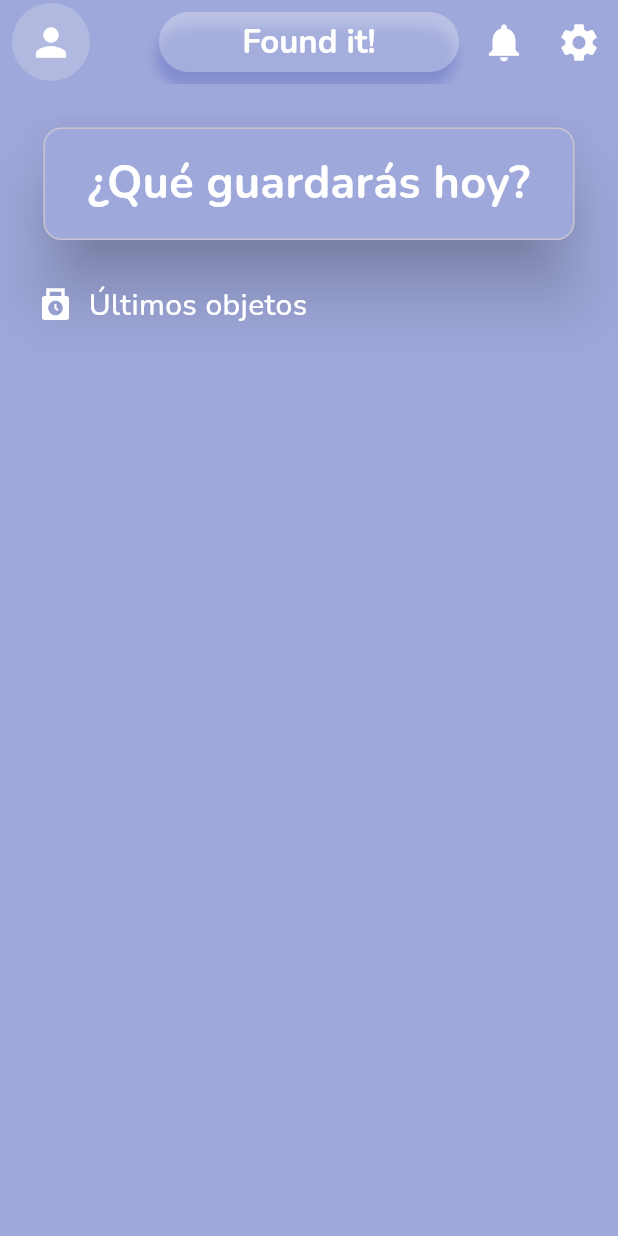
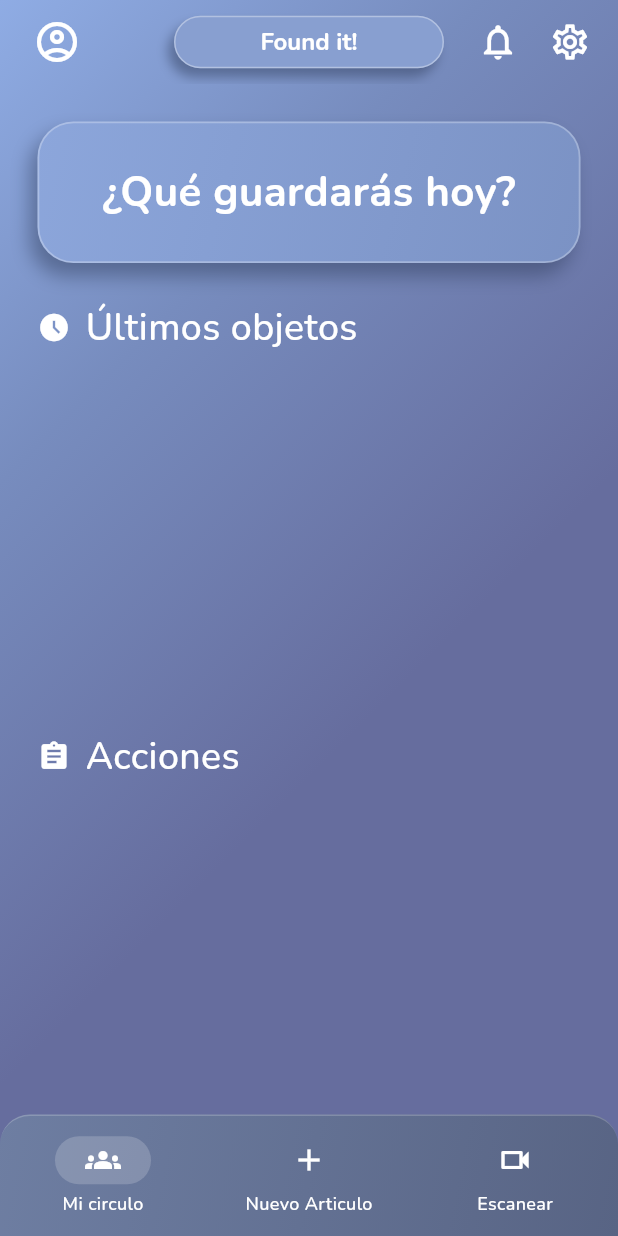
Before and after one commit to LuisSoria15/proyecto_final_flutter, a Flutter app: the screen it shows after launch, on a phone screen of 412 x 824 dp. Run offline on Flutter 3.47's test engine with Material 3 defaults, Android fonts, the phone set to English and light mode, and no system bars; missing offline and left inert: scaffold_gradient_background.

Commit message:
Colores
Se reformulo gran parte del código, pero únicamente para tener colores mas parecidos a los de figma
Se mantuvo tood igual, se uso ayuda de gemini pero para buscar los colores necesarios sin tener que hacer prueba y error

```diff
--- a/lib/screens/log_in_screen.dart
+++ b/lib/screens/log_in_screen.dart
@@ -0,0 +1,11 @@
+import 'package:flutter/material.dart';
+import 'package:scaffold_gradient_background/scaffold_gradient_background.dart';
+
+class MyWidget extends StatelessWidget {
+  const new({super.key});
+
+  @override
+  Widget build(BuildContext context) {
+    return Scaffold();
+  }
+}
--- a/lib/screens/main_screen.dart
+++ b/lib/screens/main_screen.dart
@@ -5,25 +5,64 @@ class MainScreen extends StatelessWidget {
 
   @override
   Widget build(BuildContext context) {
-    return Scaffold(
-      backgroundColor: Colors.indigo.shade200,
+    final Color capaMoradaFigma = const Color(0xFF9E7DFF).withValues(alpha: 0.25);
+
+    return Container(
+      decoration: BoxDecoration(
+
+        gradient: LinearGradient(
+          begin: Alignment.topLeft,
+          stops: const [0.0, 0.39, 0.88],
+          colors: [
+            Color.alphaBlend(capaMoradaFigma, const Color(0xFF8ABCDB)), // 0%
+            Color.alphaBlend(capaMoradaFigma, const Color(0xFF6A91A8)), // 39%
+            Color.alphaBlend(capaMoradaFigma, const Color(0xFF53687E)), // 88%
+          ],
+        ),
+      ),
+      child: Scaffold(
+        backgroundColor: Colors.transparent,
         extendBodyBehindAppBar: false,
-      appBar: miAppBar(), //llama a la funcion miAppBar para crear el appbar
+        appBar: miAppBar(),
 
         body: ListView(
           children: [
             Padding(
-            padding: EdgeInsets.only(left: 25, right: 25, top: 25),
-            child: Card.outlined(
-              elevation: 20,
-              color: Colors.indigo.shade200,
+              padding: const EdgeInsets.only(left: 25, right: 25, top: 25),
+              child: Container(
+                //"¿Qué guardarás hoy?"
+                decoration: BoxDecoration(
+                  gradient: const LinearGradient(
+                    begin: Alignment.topLeft,
+                    end: Alignment.bottomRight,
+                    colors: [
+                      Color(0xFF8CA6DB),
+                      Color(0xFF7B92C4),
+                    ],
+                  ),
+                  borderRadius: BorderRadius.circular(24.0),
+                  border: Border.all(
+                    color: Colors.white.withValues(alpha: 0.28),
+                    width: 1.2,
+                  ),
+                  boxShadow: [
+                    BoxShadow(
+                      color: const Color(0xFF283552).withValues(alpha: 0.45),
+                      blurRadius: 10,
+                      offset: const Offset(-5, 8),
+                    ),
+                  ],
+                ),
+                child: const Card(
+                  elevation: 0,
+                  color: Colors.transparent,
                   child: Center(
                     child: Padding(
-                  padding: EdgeInsets.all(16.0),
+                      padding: EdgeInsets.symmetric(vertical: 22.0, horizontal: 16.0),
                       child: Text(
                         "¿Qué guardarás hoy?",
                         style: TextStyle(
-                      fontSize: 30,
+                          fontSize: 28,
                           color: Colors.white,
                           fontWeight: FontWeight.bold,
                         ),
@@ -32,80 +71,159 @@ class MainScreen extends StatelessWidget {
                   ),
                 ),
               ),
-          Padding(
-            padding: const EdgeInsets.all(25.0),
-            child: Row(children: [
-              Icon(Icons.punch_clock, color: Colors.white,),
-              SizedBox(width: 10,),
-              Text("Últimos objetos", style: TextStyle(fontSize: 20, color: Colors.white),)
-            ],),
-          )
+            ),
+            const Padding(
+              padding: EdgeInsets.all(25.0),
+              child: Row(
+                children: [
+                  Icon(Icons.access_time_filled, color: Colors.white, size: 22),
+                  SizedBox(width: 10),
+                  Text(
+                    "Últimos objetos",
+                    style: TextStyle(
+                      fontSize: 25,
+                      color: Colors.white,
+                      fontWeight: FontWeight.w500,
+                    ),
+                  ),
                 ],
+              ),
+            ),
+            SizedBox(height: 200,),
+            const Padding(
+              padding: EdgeInsets.all(25.0),
+              child: Row(
+                children: [
+                  Icon(Icons.assignment, color: Colors.white, size: 22),
+                  SizedBox(width: 10),
+                  Text(
+                    "Acciones",
+                    style: TextStyle(
+                      fontSize: 25,
+                      color: Colors.white,
+                      fontWeight: FontWeight.w500,
+                    ),
+                  ),
+                ],
+              ),
+            ),
+          ],
+        ),
+
+        //BARRA DE NAVEGACIÓN
+        bottomNavigationBar: Container(
+          decoration: BoxDecoration(
+            borderRadius: const BorderRadius.only(
+              topLeft: Radius.circular(20.0),
+              topRight: Radius.circular(20.0),
+            ),
+            border: Border(
+              top: BorderSide(
+                color: Colors.white.withValues(alpha: 0.2),
+                width: 1,
+              ),
+            ),
+            gradient: const LinearGradient(
+              begin: Alignment.topLeft,
+              end: Alignment.bottomRight,
+              colors: [
+                Color(0xFF6E7EA2),
+                Color(0xFF586484),
+              ],
+            ),
+          ),
+          child: NavigationBarTheme(
+            data: NavigationBarThemeData(
+              labelTextStyle: WidgetStateProperty.all(
+                const TextStyle(
+                  color: Colors.white,
+                  fontSize: 12,
+                  fontWeight: FontWeight.w500,
+                ),
+              ),
+            ),
+            child: NavigationBar(
+              backgroundColor: Colors.transparent,
+              elevation: 0,
+              onDestinationSelected: (int index) {},
+              indicatorColor: Colors.white.withValues(alpha: 0.18),
+              selectedIndex: 0,
+              destinations: const <Widget>[
+                NavigationDestination(
+                  selectedIcon: Icon(Icons.groups, color: Colors.white),
+                  icon: Icon(Icons.groups_outlined, color: Colors.white),
+                  label: 'Mi circulo',
+                ),
+                NavigationDestination(
+                  selectedIcon: Icon(Icons.add, color: Colors.white),
+                  icon: Icon(Icons.add, color: Colors.white),
+                  label: 'Nuevo Articulo',
+                ),
+                NavigationDestination(
+                  selectedIcon: Icon(Icons.videocam, color: Colors.white),
+                  icon: Icon(Icons.videocam_outlined, color: Colors.white),
+                  label: 'Escanear',
+                ),
+              ],
+            ),
+          ),
+        ),
       ),
     );
   }
 
-  ///appbar de la aplicación con tituo, y 3 iconos
   AppBar miAppBar() {
     return AppBar(
-      centerTitle: true, //Titulo centrado en el appbar
+      centerTitle: true,
       backgroundColor: Colors.transparent,
+      elevation: 0,
       title: Container(
-        //container alrededor del titulo para darle un fondo y sombra
-        width: 200,
-        height: 40,
+        width: 180,
+        height: 35,
         alignment: Alignment.center,
         decoration: BoxDecoration(
-          color: const Color.fromARGB(72, 255, 255, 255),
+          color: const Color(0xFF889FD0),
+          border: Border.all(
+            color: Colors.white.withValues(alpha: 0.35),
+            width: 1,
+          ),
           boxShadow: [
-            //da la ilusion de profundidad al titulo
             BoxShadow(
-              color: const Color.fromARGB(78, 63, 81, 181),
-              offset: Offset(-2, 10),
+              color: const Color(0xFF283552).withValues(alpha: 0.45),
+              offset: const Offset(-4, 6),
               blurRadius: 6,
             ),
           ],
-          borderRadius: BorderRadius.circular(
-            20.0,
-          ), //borde redondeado del container
+          borderRadius: BorderRadius.circular(20.0),
         ),
-        child: Text(
+        child: const Text(
           "Found it!",
-          style: TextStyle(fontWeight: FontWeight.bold, color: Colors.white),
+          style: TextStyle(
+            fontWeight: FontWeight.bold,
+            color: Colors.white,
+            fontSize: 16,
+          ),
         ),
       ),
       leading: Padding(
-        //icono de usuario en el appbar
-        padding: const EdgeInsets.only(left: 8.0),
-        child: CircleAvatar(
-          radius: 10,
-          backgroundColor: const Color.fromARGB(49, 255, 255, 255),
+        padding: const EdgeInsets.only(left: 16.0),
         child: IconButton(
+          padding: EdgeInsets.zero,
           onPressed: () {},
-            icon: Icon(Icons.person, size: 30, color: Colors.white),
-          ),
+          icon: const Icon(Icons.account_circle_outlined, size: 32, color: Colors.white),
         ),
       ),
       leadingWidth: 60.0,
       actions: [
-        //iconos de notificaciones y configuracion en el appbar
+        IconButton(
+          onPressed: () {},
+          icon: const Icon(Icons.notifications_none, size: 28.0, color: Colors.white),
+        ),
         Padding(
-          padding: EdgeInsets.only(right: 2.0),
+          padding: const EdgeInsets.only(right: 8.0),
           child: IconButton(
-            onPressed: () {}, //sera interactivo en el futuro para mostrar notificaciones
-            icon: const Icon(
-              Icons.notifications,
-              size: 30.0,
-              color: Colors.white,
-            ),
-          ),
-        ),
-        //SizedBox(width: 20),
-        Padding(
-          padding: EdgeInsets.only(right: 2.0),
-          child: IconButton(
-            onPressed: () {}, //sera interactivo en el futuro para mostrar configuraciones
-            icon: const Icon(Icons.settings, size: 30.0, color: Colors.white),
+            onPressed: () {},
+            icon: const Icon(Icons.settings_outlined, size: 28.0, color: Colors.white),
           ),
         ),
       ],
--- a/pubspec.yaml
+++ b/pubspec.yaml
@@ -31,6 +31,7 @@ dependencies:
   flutter:
     sdk: flutter
   google_fonts: ^9.0.0
+  scaffold_gradient_background: ^1.0.3+1
 
   # The following adds the Cupertino Icons font to your application.
   # Use with the CupertinoIcons class for iOS style icons.
```
Also changed, not shown: lib/screens/configuration_screen.dart (added), lib/screens/mi_circulo_screen.dart (added), pubspec.lock, 1 other file. Lines whose indentation alone changed are shown as unchanged.
